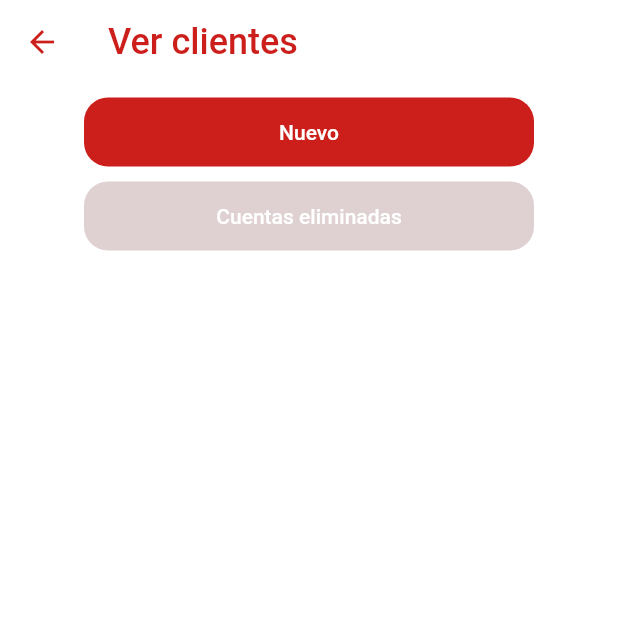
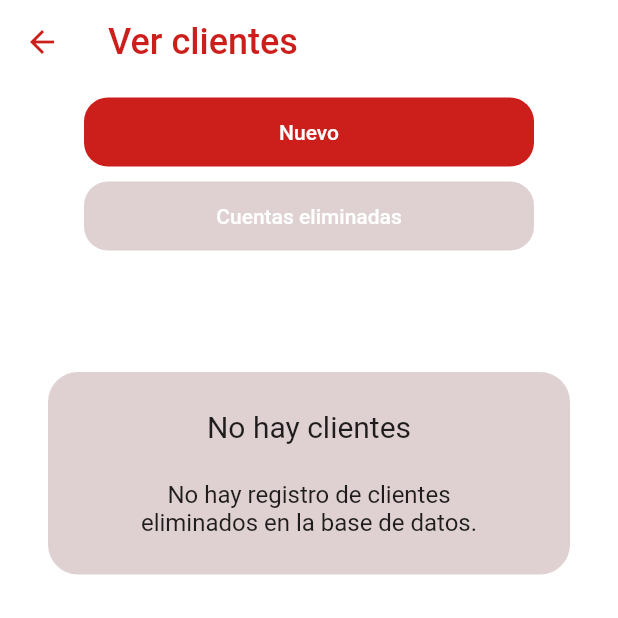
Before and after one commit to AlcaideMarina/tfg_app_interna_flutter, a Flutter app: the AllClientsPage screen opened directly with empty values, on a phone screen of 412 x 824 dp, the top half of it. Run offline on Flutter 3.47's test engine with Material 2 defaults, Android fonts, the phone set to English and light mode, and no system bars; our stand-ins replace cloud_firestore, firebase_auth, firebase_core; accounts and stored records are empty.

Commit message:
feat: Add info if sth happens in all clients page

```diff
--- a/lib/screens/users_and_clients/all_clients_page.dart
+++ b/lib/screens/users_and_clients/all_clients_page.dart
@@ -11,6 +11,7 @@ import 'package:hueveria_nieto_interna/model/current_user_model.dart';
 import 'package:hueveria_nieto_interna/screens/users_and_clients/new_client_page.dart';
 import 'package:hueveria_nieto_interna/values/strings_translation.dart';
 
+import '../../component/component_panel.dart';
 import 'deleted_clients_page.dart';
 
 class AllClientsPage extends StatefulWidget {
@@ -84,7 +85,8 @@ class _AllClientsPageState extends State<AllClientsPage> {
                       final data = snapshot.data;
                       final List clientList = data.docs;
                       // TODO: Si clientList.length = 0 hay que mostrar el panel
-                      return Expanded(
+                      if (clientList.isNotEmpty) {
+                        return Expanded(
                           child: ListView.builder(
                               shrinkWrap: true,
                               scrollDirection: Axis.vertical,
@@ -103,10 +105,28 @@ class _AllClientsPageState extends State<AllClientsPage> {
                                       "TODO"), // TODO: Falta por hacer la parte de pedidos
                                 );
                               }));
+                      } else {
+                        return Container(
+                            margin: const EdgeInsets.fromLTRB(32, 56, 32, 8),
+                            child: const HNComponentPanel(
+                              title: 'No hay clientes',
+                              text: "No hay registro de clientes eliminados en la base de datos.",
+                            ));
+                      }
                     } else if (snapshot.hasError) {
-                      // TODO: mensaje de error
+                        return Container(
+                            margin: const EdgeInsets.fromLTRB(32, 56, 32, 8),
+                            child: const HNComponentPanel(
+                              title: 'Ha ocurrido un error',
+                              text: "Lo sentimos, pero ha habido un error al intentar recuperar los datos. Por favor, inténtelo de nuevo más tarde.",
+                            ));
                     } else {
-                      // TODO: mensaje de que no hay info
+                        return Container(
+                            margin: const EdgeInsets.fromLTRB(32, 56, 32, 8),
+                            child: const HNComponentPanel(
+                              title: 'No hay clientes',
+                              text: "No hay registro de clientes eliminados en la base de datos.",
+                            ));
                     }
                   }
                   return const CircularProgressIndicator(
```
